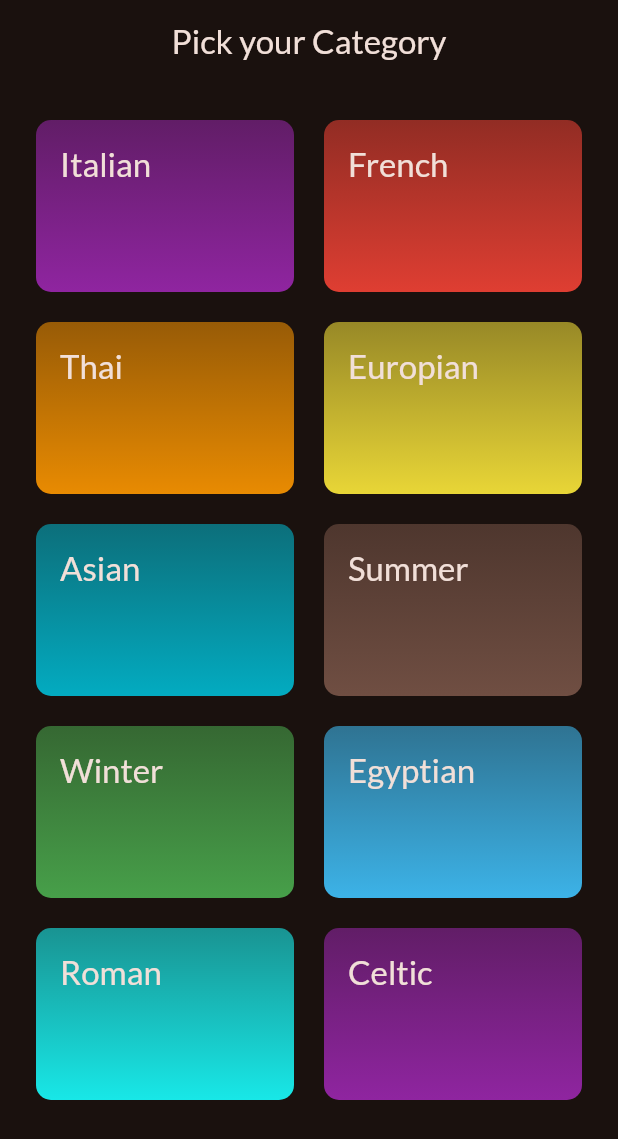
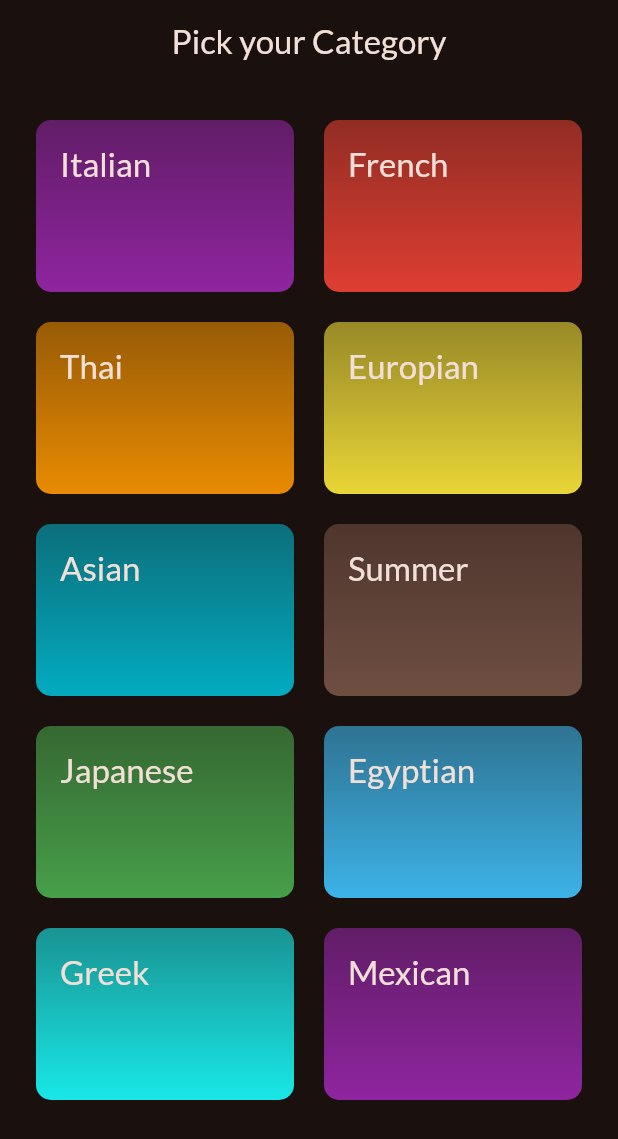
Before and after one commit to 1amSumit/meals-flutter, a Flutter app: the screen it shows after launch, on a phone screen of 412 x 824 dp. Shown: the top 1139 px of the screen. Run offline on Flutter 3.47's test engine with Material 2 defaults, Android fonts, the phone set to English and light mode, and no system bars; our stand-ins replace google_fonts.

Commit message:
displaying meals according to categories

```diff
--- a/lib/data/dummy_data.dart
+++ b/lib/data/dummy_data.dart
@@ -9,10 +9,10 @@ const availableCategories = [
   Category(id: "c4", title: "Europian", color: Colors.yellow),
   Category(id: "c5", title: "Asian", color: Colors.cyan),
   Category(id: "c6", title: "Summer", color: Colors.brown),
-  Category(id: "c7", title: "Winter", color: Colors.green),
+  Category(id: "c7", title: "Japanese", color: Colors.green),
   Category(id: "c8", title: "Egyptian", color: Colors.lightBlueAccent),
-  Category(id: "c9", title: "Roman", color: Colors.cyanAccent),
-  Category(id: "c10", title: "Celtic", color: Colors.purple),
+  Category(id: "c9", title: "Greek", color: Colors.cyanAccent),
+  Category(id: "c10", title: "Mexican", color: Colors.purple),
 ];
 
 const dummyMeals = [
@@ -38,7 +38,7 @@ const dummyMeals = [
   ),
   Meal(
     id: 'm2',
-    categories: ['Mexican', 'Fast Food'],
+    categories: ['Mexican', 'Fast Food', 'French'],
     title: 'Tacos',
     imgUrl:
         'https://www.google.com/url?sa=i&url=https%3A%2F%2Fwww.puckarabia.com%2Fen%2Frecipes%2Fspaghetti-bolognese-arabia%2F&psig=AOvVaw2hxDXv5VdEz3YOQ4LFMt-8&ust=1698672379239000&source=images&cd=vfe&opi=89978449&ved=0CBIQjRxqFwoTCLDwjfCtm4IDFQAAAAAdAAAAABAE',
@@ -58,7 +58,7 @@ const dummyMeals = [
   ),
   Meal(
     id: 'm3',
-    categories: ['Chinese', 'Vegetarian'],
+    categories: ['Chinese', 'Vegetarian', 'Thai'],
     title: 'Vegetable Stir-Fry',
     imgUrl:
         'https://www.google.com/url?sa=i&url=https%3A%2F%2Fwww.puckarabia.com%2Fen%2Frecipes%2Fspaghetti-bolognese-arabia%2F&psig=AOvVaw2hxDXv5VdEz3YOQ4LFMt-8&ust=1698672379239000&source=images&cd=vfe&opi=89978449&ved=0CBIQjRxqFwoTCLDwjfCtm4IDFQAAAAAdAAAAABAE',
@@ -78,7 +78,7 @@ const dummyMeals = [
   ),
   Meal(
     id: 'm4',
-    categories: ['American', 'Meat'],
+    categories: ['American', 'Meat', 'Europian'],
     title: 'BBQ Ribs',
     imgUrl:
         'https://www.google.com/url?sa=i&url=https%3A%2F%2Fwww.puckarabia.com%2Fen%2Frecipes%2Fspaghetti-bolognese-arabia%2F&psig=AOvVaw2hxDXv5VdEz3YOQ4LFMt-8&ust=1698672379239000&source=images&cd=vfe&opi=89978449&ved=0CBIQjRxqFwoTCLDwjfCtm4IDFQAAAAAdAAAAABAE',
@@ -98,7 +98,7 @@ const dummyMeals = [
   ),
   Meal(
     id: 'm5',
-    categories: ['Mediterranean', 'Seafood'],
+    categories: ['Mediterranean', 'Seafood', 'Europian'],
     title: 'Grilled Salmon',
     imgUrl:
         'https://www.google.com/url?sa=i&url=https%3A%2F%2Fwww.puckarabia.com%2Fen%2Frecipes%2Fspaghetti-bolognese-arabia%2F&psig=AOvVaw2hxDXv5VdEz3YOQ4LFMt-8&ust=1698672379239000&source=images&cd=vfe&opi=89978449&ved=0CBIQjRxqFwoTCLDwjfCtm4IDFQAAAAAdAAAAABAE',
@@ -118,7 +118,7 @@ const dummyMeals = [
   ),
   Meal(
     id: 'm6',
-    categories: ['Indian', 'Vegetarian'],
+    categories: ['Indian', 'Vegetarian', 'Asian'],
     title: 'Vegetable Curry',
     imgUrl:
         'https://www.google.com/url?sa=i&url=https%3A%2F%2Fwww.puckarabia.com%2Fen%2Frecipes%2Fspaghetti-bolognese-arabia%2F&psig=AOvVaw2hxDXv5VdEz3YOQ4LFMt-8&ust=1698672379239000&source=images&cd=vfe&opi=89978449&ved=0CBIQjRxqFwoTCLDwjfCtm4IDFQAAAAAdAAAAABAE',
@@ -134,7 +134,7 @@ const dummyMeals = [
   ),
   Meal(
     id: 'm7',
-    categories: ['Italian', 'Pizza'],
+    categories: ['Egyptian', 'Pizza', 'Summer'],
     title: 'Margherita Pizza',
     imgUrl:
         'https://www.google.com/url?sa=i&url=https%3A%2F%2Fwww.puckarabia.com%2Fen%2Frecipes%2Fspaghetti-bolognese-arabia%2F&psig=AOvVaw2hxDXv5VdEz3YOQ4LFMt-8&ust=1698672379239000&source=images&cd=vfe&opi=89978449&ved=0CBIQjRxqFwoTCLDwjfCtm4IDFQAAAAAdAAAAABAE',
--- a/lib/widgets/category_widget.dart
+++ b/lib/widgets/category_widget.dart
@@ -15,8 +15,11 @@ class CategoryItem extends StatelessWidget {
         Navigator.push(
           context,
           MaterialPageRoute(
-            builder: (ctx) =>
-                MealScreen(title: category.title, meals: dummyMeals),
+            builder: (ctx) => MealScreen(
+                title: category.title,
+                meals: dummyMeals
+                    .where((meal) => meal.categories.contains(category.title))
+                    .toList()),
           ),
         );
       },
```
